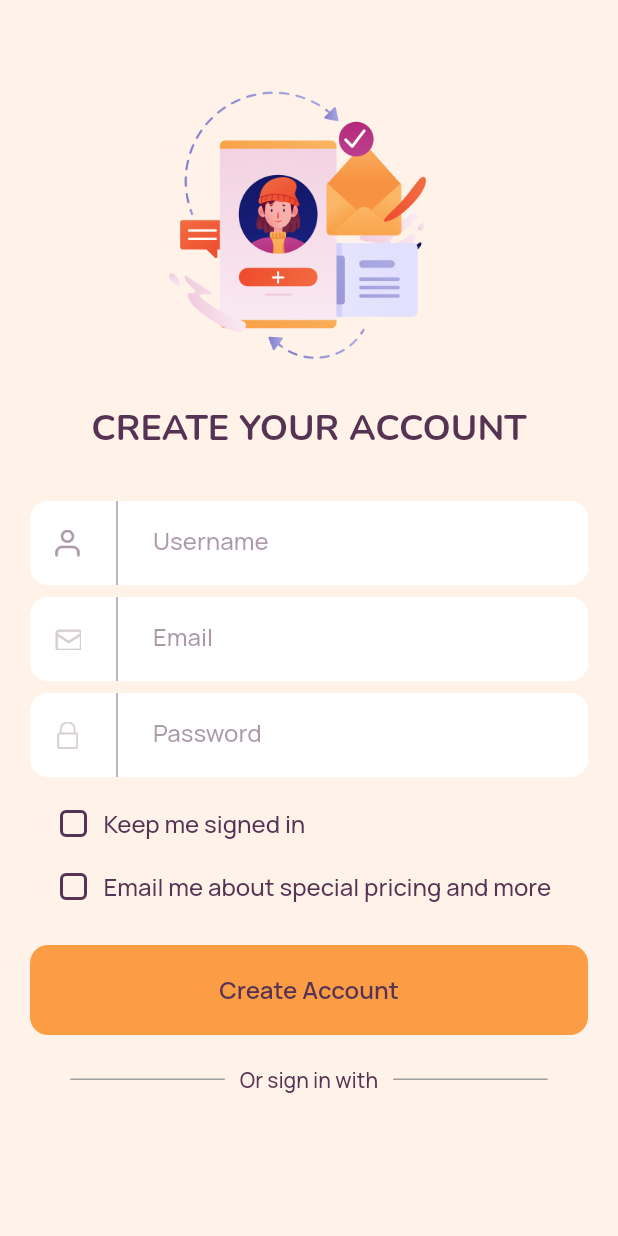
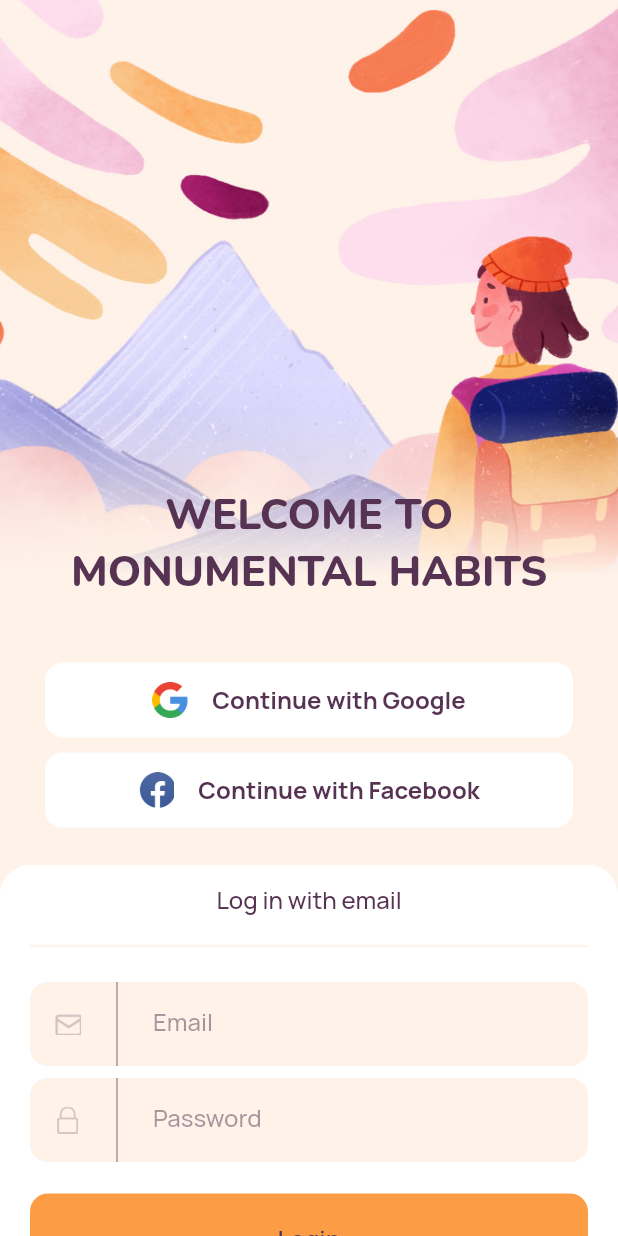
Before and after one commit to Ripat-2345/habit_builder_app, a Flutter app: the screen it shows after launch, on a phone screen of 412 x 824 dp. Run offline on Flutter 3.47's test engine with Material 2 defaults, Android fonts, the light colour scheme and no system bars; our stand-ins replace google_fonts, introduction_screen.

Commit message:
update sign_up_screen and creating sign_in_screen

```diff
--- a/lib/main.dart
+++ b/lib/main.dart
@@ -1,5 +1,5 @@
 import 'package:flutter/material.dart';
-import 'package:habit_builder_app/screens/auth/sign_up_screen.dart';
+import 'package:habit_builder_app/screens/auth/sign_in_screen.dart';
 
 void main() {
   runApp(const MyApp());
@@ -12,7 +12,7 @@ class MyApp extends StatelessWidget {
   Widget build(BuildContext context) {
     return const MaterialApp(
       debugShowCheckedModeBanner: false,
-      home: SignUpScreen(),
+      home: SignInScreen(),
     );
   }
 }
--- /dev/null
+++ b/lib/screens/auth/sign_in_screen.dart
@@ -0,0 +1,289 @@
+import 'package:flutter/material.dart';
+import 'package:habit_builder_app/consts.dart';
+import 'package:habit_builder_app/screens/auth/sign_up_screen.dart';
+import 'package:habit_builder_app/screens/home/home_screen.dart';
+import 'package:habit_builder_app/widgets/widget_text_field.dart';
+
+class SignInScreen extends StatelessWidget {
+  const SignInScreen({Key? key}) : super(key: key);
+
+  @override
+  Widget build(BuildContext context) {
+    return Scaffold(
+      body: Stack(
+        children: [
+          Image.asset(
+            "assets/images/introduction_background.png",
+            fit: BoxFit.cover,
+            width: double.infinity,
+            height: 450,
+          ),
+          Align(
+            alignment: Alignment.bottomCenter,
+            child: Container(
+              width: double.infinity,
+              height: MediaQuery.of(context).size.height / 1.5,
+              decoration: BoxDecoration(
+                color: thirdColor,
+                gradient: LinearGradient(
+                  begin: FractionalOffset.bottomCenter,
+                  end: FractionalOffset.topCenter,
+                  colors: [
+                    thirdColor,
+                    thirdColor.withOpacity(0.01),
+                  ],
+                  stops: const [
+                    0.8,
+                    1.0,
+                  ],
+                ),
+              ),
+              child: SingleChildScrollView(
+                child: Column(
+                  children: [
+                    Padding(
+                      padding: const EdgeInsets.only(
+                        left: 30,
+                        top: 50,
+                        right: 30,
+                      ),
+                      child: Column(
+                        children: [
+                          Text(
+                            "WELCOME TO\nMONUMENTAL HABITS",
+                            style: nunito.copyWith(
+                              color: primaryColor,
+                              fontSize: 28,
+                              fontWeight: FontWeight.w800,
+                            ),
+                            textAlign: TextAlign.center,
+                          ),
+                          const SizedBox(
+                            height: 41,
+                          ),
+                          SizedBox(
+                            width: double.infinity,
+                            height: 50,
+                            child: ElevatedButton(
+                              onPressed: () {},
+                              style: ElevatedButton.styleFrom(
+                                primary: Colors.white,
+                                elevation: 0,
+                                shape: RoundedRectangleBorder(
+                                  borderRadius: BorderRadius.circular(12),
+                                ),
+                              ),
+                              child: Row(
+                                crossAxisAlignment: CrossAxisAlignment.center,
+                                mainAxisAlignment: MainAxisAlignment.center,
+                                children: [
+                                  Image.asset(
+                                    "assets/icons/google_icon.png",
+                                    width: 24,
+                                    height: 24,
+                                  ),
+                                  const SizedBox(
+                                    width: 16,
+                                  ),
+                                  Text(
+                                    "Continue with Google",
+                                    style: manrope.copyWith(
+                                      color: primaryColor,
+                                      fontSize: 16,
+                                      fontWeight: FontWeight.w700,
+                                    ),
+                                  )
+                                ],
+                              ),
+                            ),
+                          ),
+                          const SizedBox(
+                            height: 10,
+                          ),
+                          SizedBox(
+                            width: double.infinity,
+                            height: 50,
+                            child: ElevatedButton(
+                              onPressed: () {},
+                              style: ElevatedButton.styleFrom(
+                                primary: Colors.white,
+                                elevation: 0,
+                                shape: RoundedRectangleBorder(
+                                  borderRadius: BorderRadius.circular(12),
+                                ),
+                              ),
+                              child: Row(
+                                crossAxisAlignment: CrossAxisAlignment.center,
+                                mainAxisAlignment: MainAxisAlignment.center,
+                                children: [
+                                  Image.asset(
+                                    "assets/icons/facebook_icon.png",
+                                    width: 24,
+                                    height: 24,
+                                  ),
+                                  const SizedBox(
+                                    width: 16,
+                                  ),
+                                  Text(
+                                    "Continue with Facebook",
+                                    style: manrope.copyWith(
+                                      color: primaryColor,
+                                      fontSize: 16,
+                                      fontWeight: FontWeight.w700,
+                                    ),
+                                  )
+                                ],
+                              ),
+                            ),
+                          ),
+                        ],
+                      ),
+                    ),
+                    const SizedBox(
+                      height: 25,
+                    ),
+                    Container(
+                      width: double.infinity,
+                      padding: const EdgeInsets.only(
+                        left: 20,
+                        top: 12,
+                        right: 20,
+                        bottom: 20,
+                      ),
+                      decoration: const BoxDecoration(
+                        color: Colors.white,
+                        borderRadius: BorderRadius.only(
+                          topLeft: Radius.circular(20),
+                          topRight: Radius.circular(20),
+                        ),
+                      ),
+                      child: Column(
+                        children: [
+                          Text(
+                            "Log in with email",
+                            style: manrope.copyWith(
+                              color: primaryColor,
+                              fontSize: 16,
+                              fontWeight: FontWeight.w500,
+                            ),
+                          ),
+                          const SizedBox(
+                            height: 12,
+                          ),
+                          Divider(
+                            color: thirdColor,
+                            thickness: 1.5,
+                          ),
+                          const SizedBox(
+                            height: 16,
+                          ),
+                          WidgetTextField(
+                            color: thirdColor,
+                            hintText: "Email",
+                            prefixIcon: "assets/icons/mail_icon.png",
+                            isObsecure: false,
+                          ),
+                          const SizedBox(
+                            height: 8,
+                          ),
+                          WidgetTextField(
+                            color: thirdColor,
+                            hintText: "Password",
+                            prefixIcon: "assets/icons/lock_vector_icon.png",
+                            isObsecure: true,
+                          ),
+                          const SizedBox(
+                            height: 21,
+                          ),
+                          SizedBox(
+                            width: double.infinity,
+                            height: 60,
+                            child: ElevatedButton(
+                              onPressed: () {
+                                Navigator.pushReplacement(
+                                  context,
+                                  MaterialPageRoute(
+                                    builder: (context) => const HomeScreen(),
+                                  ),
+                                );
+                              },
+                              style: ElevatedButton.styleFrom(
+                                primary: secondaryColor,
+                                elevation: 0,
+                                shape: RoundedRectangleBorder(
+                                  borderRadius: BorderRadius.circular(12),
+                                ),
+                              ),
+                              child: Text(
+                                "Login",
+                                style: manrope.copyWith(
+                                  color: primaryColor,
+                                  fontSize: 16,
+                                  fontWeight: FontWeight.w600,
+                                ),
+                              ),
+                            ),
+                          ),
+                          const SizedBox(
+                            height: 13,
+                          ),
+                          InkWell(
+                            onTap: () {},
+                            child: Text(
+                              "Forgot Password?",
+                              style: manrope.copyWith(
+                                color: primaryColor,
+                                fontSize: 14,
+                                fontWeight: FontWeight.w500,
+                                decoration: TextDecoration.underline,
+                              ),
+                            ),
+                          ),
+                          const SizedBox(
+                            height: 6,
+                          ),
+                          Row(
+                            mainAxisAlignment: MainAxisAlignment.center,
+                            children: [
+                              Text(
+                                "Don't have an account? ",
+                                style: manrope.copyWith(
+                                  color: primaryColor,
+                                  fontSize: 14,
+                                  fontWeight: FontWeight.w500,
+                                ),
+                              ),
+                              InkWell(
+                                onTap: () {
+                                  Navigator.push(
+                                    context,
+                                    MaterialPageRoute(
+                                      builder: (context) =>
+                                          const SignUpScreen(),
+                                    ),
+                                  );
+                                },
+                                child: Text(
+                                  "Sign Up",
+                                  style: manrope.copyWith(
+                                    color: primaryColor,
+                                    fontSize: 14,
+                                    fontWeight: FontWeight.w700,
+                                  ),
+                                ),
+                              ),
+                            ],
+                          ),
+                        ],
+                      ),
+                    ),
+                  ],
+                ),
+              ),
+            ),
+          ),
+        ],
+      ),
+    );
+  }
+}
--- a/lib/widgets/widget_text_field.dart
+++ b/lib/widgets/widget_text_field.dart
@@ -5,10 +5,12 @@ import '../consts.dart';
 class WidgetTextField extends StatefulWidget {
   const WidgetTextField({
     Key? key,
+    required this.color,
     required this.hintText,
     required this.prefixIcon,
     required this.isObsecure,
   }) : super(key: key);
+  final Color color;
   final String hintText;
   final String prefixIcon;
   final bool isObsecure;
@@ -38,7 +40,7 @@ class _WidgetTextFieldState extends State<WidgetTextField> {
           fontWeight: FontWeight.w600,
         ),
         decoration: InputDecoration(
-          fillColor: Colors.white,
+          fillColor: widget.color,
           filled: true,
           hintText: widget.hintText,
           hintStyle: manrope.copyWith(
```
Also changed, not shown: lib/screens/auth/sign_up_screen.dart (+112 -0 lines), assets/icons/facebook_icon.png (added), assets/icons/google_icon.png (added).
